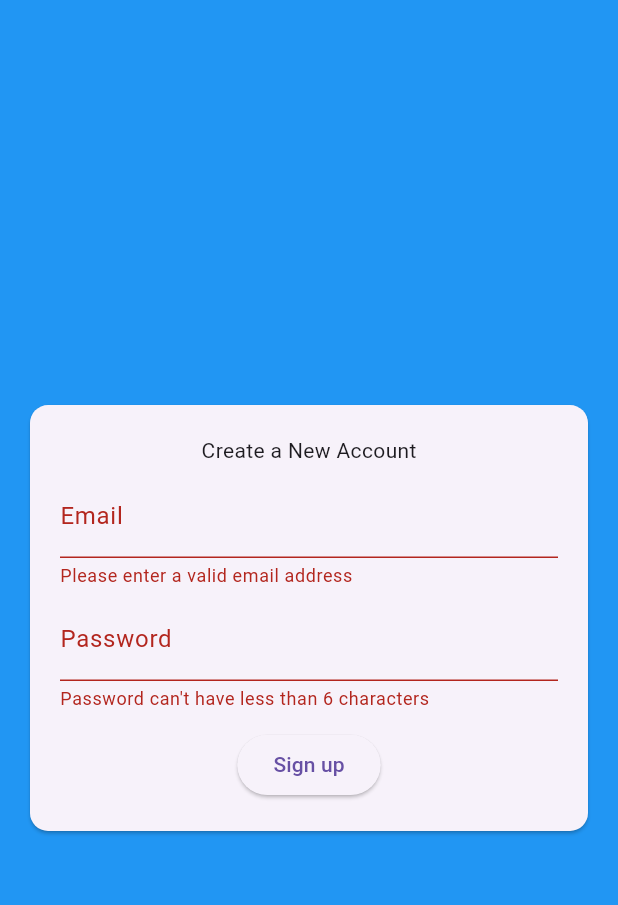
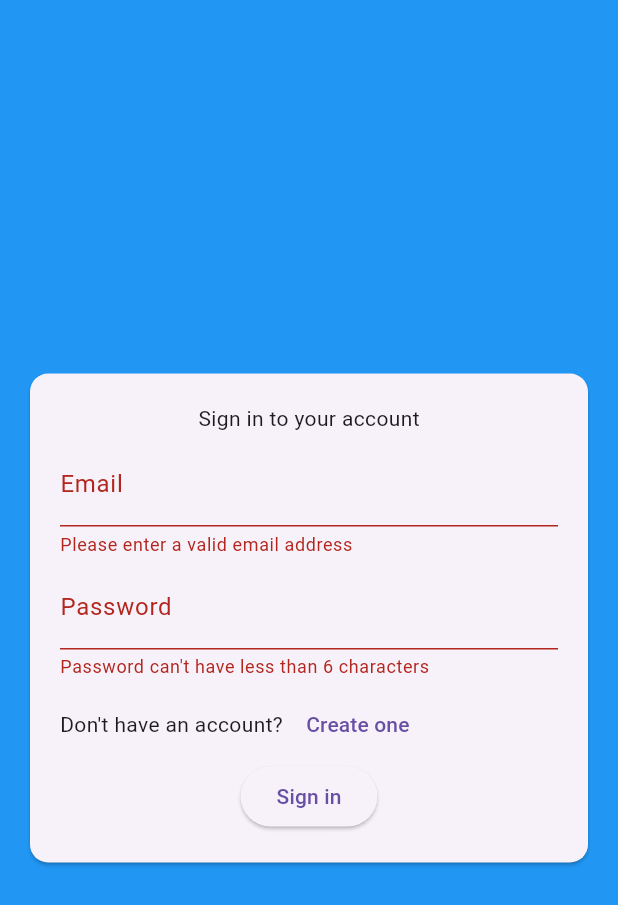
Before and after one commit to obasanmichael/my_chat_app, a Flutter app: the screen it shows after launch, after a tap on "Sign in", on a phone screen of 412 x 824 dp. Shown: the top 905 px of the screen. Run offline on Flutter 3.47's test engine with Material 3 defaults, Android fonts, the phone set to English and light mode, and no system bars; our stand-ins replace firebase_auth, firebase_core, flutter_screenutil; accounts and stored records are empty.

Commit message:
worked with the signin and sign up and logout logic

```diff
--- a/lib/main.dart
+++ b/lib/main.dart
@@ -1,7 +1,10 @@
+import 'package:firebase_auth/firebase_auth.dart';
 import 'package:flutter/material.dart';
 import 'package:flutter_screenutil/flutter_screenutil.dart';
 import 'package:my_chat_app/screens/auth/auth.dart';
 import 'package:firebase_core/firebase_core.dart';
+import 'package:my_chat_app/screens/chat.dart';
+import 'package:my_chat_app/screens/splash_screen.dart';
 import 'firebase_options.dart';
 
 void main() async {
@@ -16,10 +19,22 @@ class MyApp extends StatelessWidget {
   @override
   Widget build(BuildContext context) {
     return ScreenUtilInit(
-        designSize: Size(360, 690),
-        minTextAdapt: true,
-        splitScreenMode: true,
-        builder: (_, child) => MaterialApp(title: 'Flutter chat', home: child),
-        child: AuthScreen());
+      designSize: Size(360, 690),
+      minTextAdapt: true,
+      splitScreenMode: true,
+      builder: (_, child) => MaterialApp(title: 'Flutter chat', home: child),
+      child: StreamBuilder(
+        stream: FirebaseAuth.instance.authStateChanges(),
+        builder: ((ctx, snapshot) {
+          if (snapshot.connectionState == ConnectionState.waiting) {
+            return SplashScreen();
+          }
+          if (snapshot.hasData) {
+            return ChatScreen();
+          }
+          return AuthScreen();
+        }),
+      ),
+    );
   }
 }
--- a/lib/screens/auth/auth.dart
+++ b/lib/screens/auth/auth.dart
@@ -1,5 +1,8 @@
+import 'package:firebase_auth/firebase_auth.dart';
 import 'package:flutter/material.dart';
 import 'package:flutter_screenutil/flutter_screenutil.dart';
+
+final firebase = FirebaseAuth.instance;
 
 class AuthScreen extends StatefulWidget {
   const AuthScreen({super.key});
@@ -16,15 +19,26 @@ class _AuthScreenState extends State<AuthScreen> {
   var _enteredEmail = '';
   var _enteredPassword = '';
 
-  void _submit() {
+  void _submit() async {
     final isValid = _formKey.currentState!.validate();
 
     if (!isValid) {
       return;
     }
     _formKey.currentState!.save();
-    print(_enteredEmail);
-    print(_enteredPassword);
+    try {
+      if (_isLogin) {
+        final userCredentials = await firebase.signInWithEmailAndPassword(
+            email: _enteredEmail, password: _enteredPassword);
+      } else {
+        final userCredentials = await firebase.createUserWithEmailAndPassword(
+            email: _enteredEmail, password: _enteredPassword);
+      }
+    } on FirebaseAuthException catch (error) {
+      ScaffoldMessenger.of(context).clearMaterialBanners();
+      ScaffoldMessenger.of(context).showSnackBar(
+          SnackBar(content: Text(error.message ?? 'Authentication failed.')));
+    }
   }
 
   @override
@@ -97,14 +111,22 @@ class _AuthScreenState extends State<AuthScreen> {
                                       child: Text('Create one'))
                                 ],
                               )
-                            : addHeight(5),
+                            : Row(
+                                children: [
+                                  TextButton(
+                                    onPressed: () {
+                                      setState(() {
+                                        _isLogin = !_isLogin;
+                                      });
+                                    },
+                                    child: Text('I already have an account'),
+                                  )
+                                ],
+                              ),
                         ElevatedButton(
                           style: ElevatedButton.styleFrom(),
                           onPressed: () {
                             _submit();
-                            setState(() {
-                              _isLogin = !_isLogin;
-                            });
                           },
                           child: Text(_isLogin ? 'Sign in' : 'Sign up'),
                         ),
--- /dev/null
+++ b/lib/screens/splash_screen.dart
@@ -0,0 +1,15 @@
+import 'package:flutter/material.dart';
+
+class SplashScreen extends StatelessWidget {
+  const SplashScreen({super.key});
+
+  @override
+  Widget build(BuildContext context) {
+    return  Scaffold(
+      appBar: AppBar(
+        title: Text('My messages'),
+      ),
+      body: Center(child: Text('Loading...'),),
+    );
+  }
+}
```
Also changed, not shown: lib/screens/chat.dart (added, +22 -0 lines).
